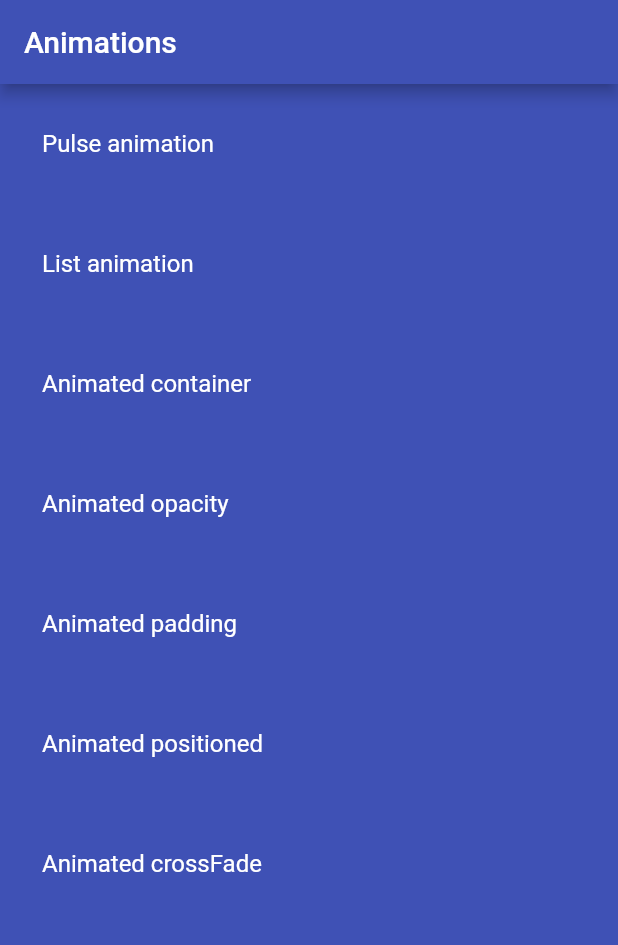
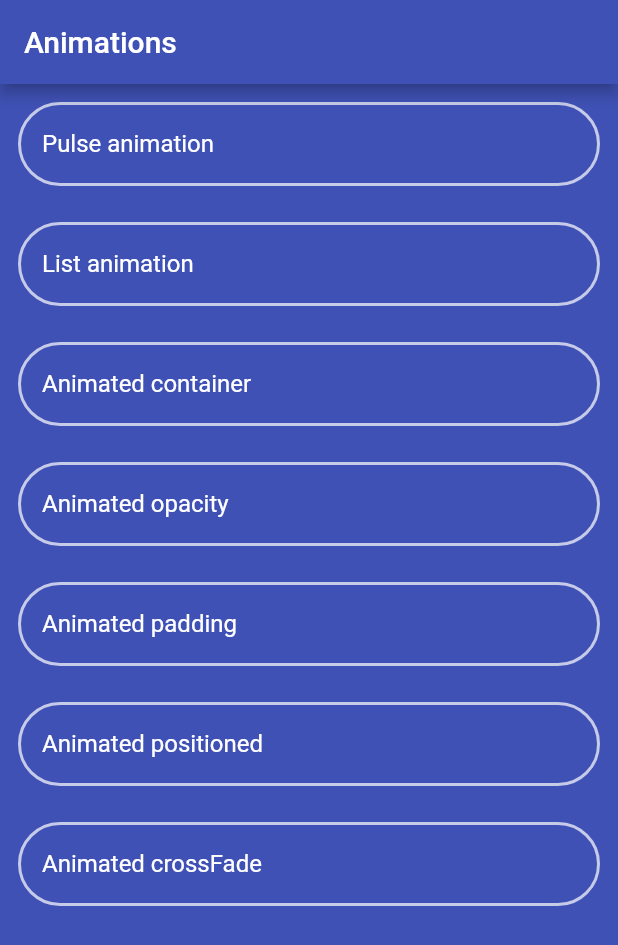
Before and after one commit to MohsenKhosravinia/Flutter, a Flutter app: the screen it shows after launch, on a phone screen of 412 x 824 dp. Shown: the top 945 px of the screen. Run offline on Flutter 3.47's test engine with Material 2 defaults, Android fonts, the phone set to English and light mode, and no system bars.

Commit message:
Add a border to cards on the home screen.

```diff
--- a/example_animation/lib/screens/home_screen.dart
+++ b/example_animation/lib/screens/home_screen.dart
@@ -37,6 +37,10 @@ class HomeScreen extends StatelessWidget {
             return Padding(
               padding: const EdgeInsets.all(8.0),
               child: Card(
+                shape: RoundedRectangleBorder(
+                  side: const BorderSide(color: Colors.white70, width: 2),
+                  borderRadius: BorderRadius.circular(100),
+                ),
                 color: Colors.indigo.withAlpha(230),
                 elevation: 0,
                 child: ListTile(
```
